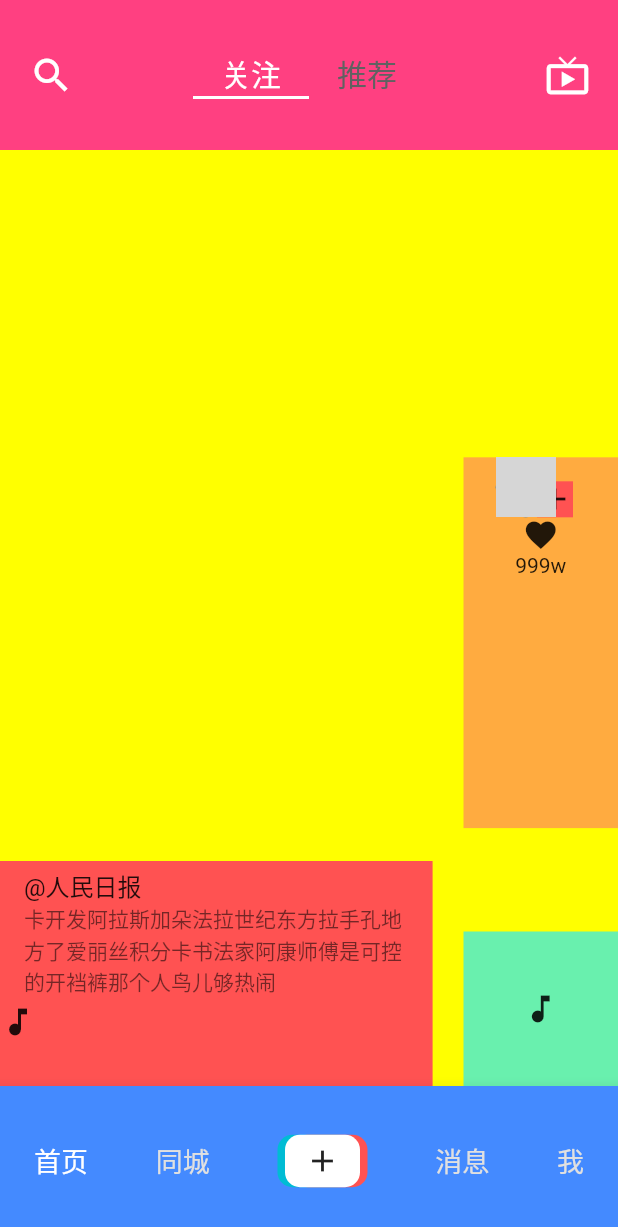
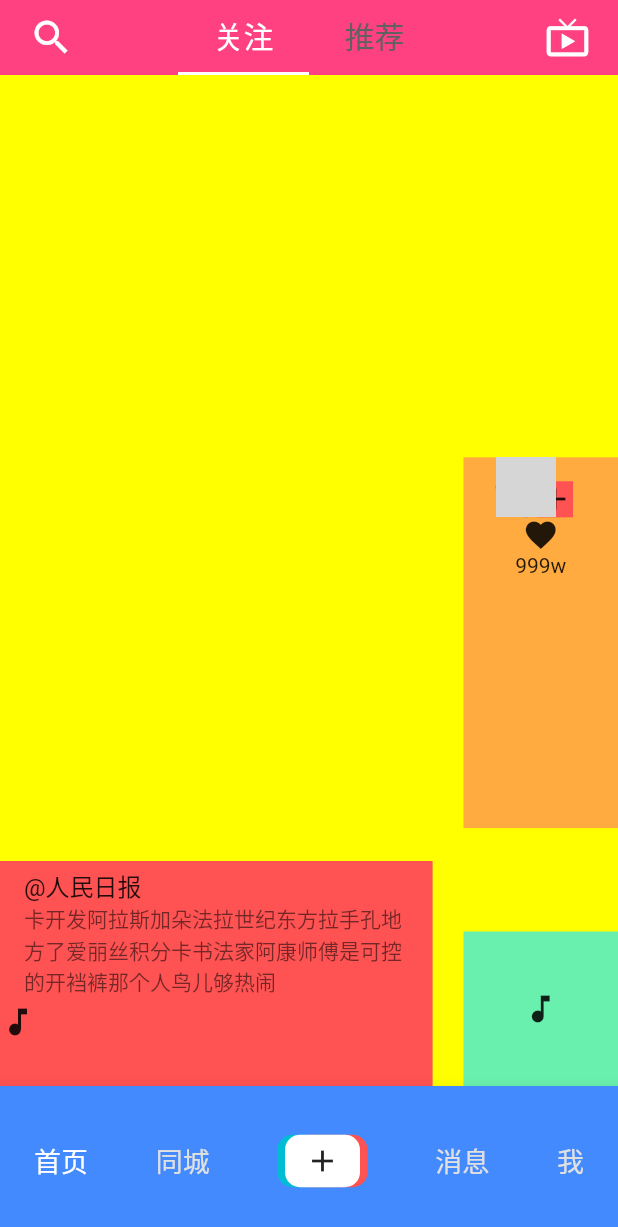
Before and after one commit to vearvip/flutter_study, a Flutter app: the screen it shows after launch, on a phone screen of 412 x 824 dp. Shown: the top 1227 px of the screen. Run offline on Flutter 3.47's test engine with Material 2 defaults, Android fonts, the phone set to English and light mode, and no system bars; our stand-ins replace marquee; network calls fail; grey boxes are pictures that could not be loaded.

Commit message:
safeArea可还行

```diff
--- a/lib/main.dart
+++ b/lib/main.dart
@@ -36,7 +36,7 @@ class Home extends StatelessWidget {
       children: <Widget>[
         Positioned(
           top: 0,
-          height: 100,
+          // height: 100,
           width: screenWidth,
           child: Container(
             decoration: BoxDecoration(color: Colors.pinkAccent),
@@ -95,7 +95,8 @@ class _TopTabState extends State<TopTab> with SingleTickerProviderStateMixin {
 
   @override
   Widget build(BuildContext context) {
-    return Row(
+    return SafeArea(
+      child: Row(
         crossAxisAlignment: CrossAxisAlignment.center,
         children: <Widget>[
           Expanded(
@@ -108,7 +109,8 @@ class _TopTabState extends State<TopTab> with SingleTickerProviderStateMixin {
           Expanded(
               flex: 8,
               child: Container(
-                padding: EdgeInsets.symmetric(horizontal: 60),
+                height: 50,
+                  padding: EdgeInsets.symmetric(horizontal: 50),
                   child: TabBar(
                       indicatorColor: Colors.white,
                       labelStyle: TextStyle(color: Colors.white, fontSize: 20),
@@ -131,6 +133,7 @@ class _TopTabState extends State<TopTab> with SingleTickerProviderStateMixin {
                 ],
               )),
         ],
+      )
     );
   }
 }
```
Lines whose indentation alone changed are shown as unchanged.
